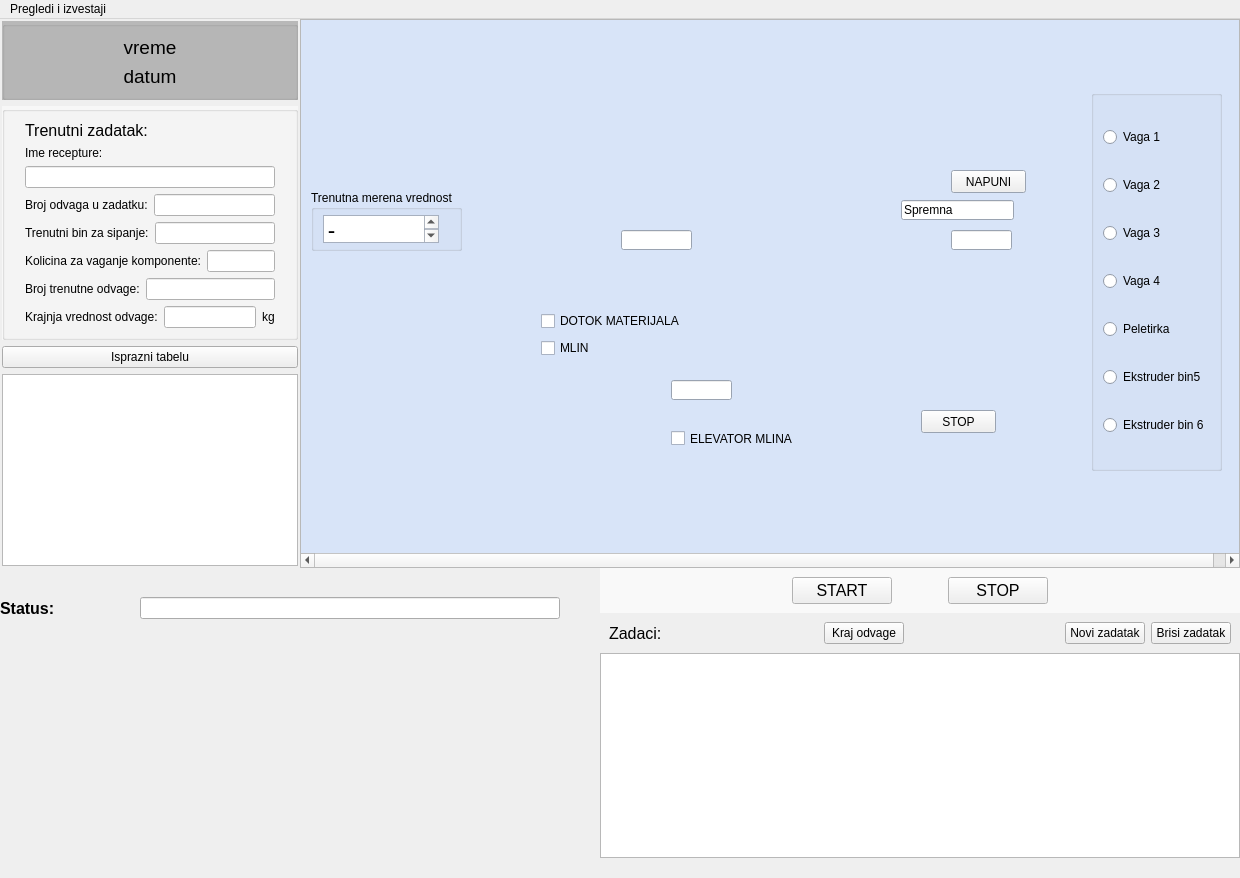
Above: ui/automainwindow.ui from nikolakn/biovita before the change. Below: the same form after it.
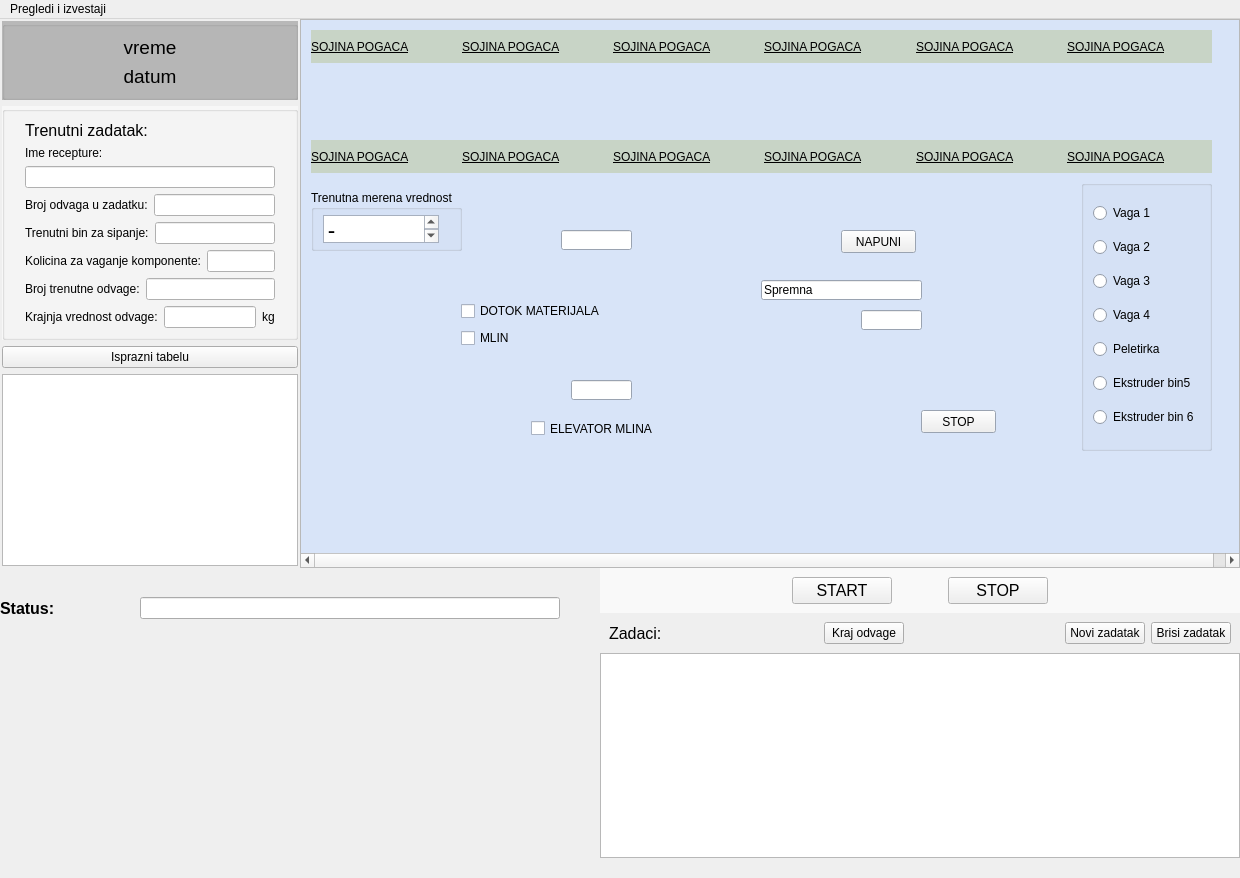
That is the form after the change. Custom widgets are drawn as their Qt base class.

Diff of the .ui file:
```diff
--- a/ui/automainwindow.ui
+++ b/ui/automainwindow.ui
@@ -590,7 +590,7 @@
          <widget class="QLineEdit" name="lineEdit_12">
           <property name="geometry">
            <rect>
-            <x>320</x>
+            <x>260</x>
             <y>210</y>
             <width>71</width>
             <height>20</height>
@@ -600,7 +600,7 @@
          <widget class="QLineEdit" name="lineEdit_13">
           <property name="geometry">
            <rect>
-            <x>370</x>
+            <x>270</x>
             <y>360</y>
             <width>61</width>
             <height>20</height>
@@ -610,8 +610,8 @@
          <widget class="QCheckBox" name="checkBox_6">
           <property name="geometry">
            <rect>
-            <x>370</x>
-            <y>410</y>
+            <x>230</x>
+            <y>400</y>
             <width>141</width>
             <height>17</height>
            </rect>
@@ -623,10 +623,10 @@
          <widget class="QGroupBox" name="groupBox_6">
           <property name="geometry">
            <rect>
-            <x>790</x>
-            <y>70</y>
+            <x>780</x>
+            <y>160</y>
             <width>131</width>
-            <height>381</height>
+            <height>271</height>
            </rect>
           </property>
           <property name="title">
@@ -687,8 +687,8 @@
          <widget class="QPushButton" name="pushButton_9">
           <property name="geometry">
            <rect>
-            <x>650</x>
-            <y>150</y>
+            <x>540</x>
+            <y>210</y>
             <width>75</width>
             <height>23</height>
            </rect>
@@ -700,9 +700,9 @@
          <widget class="QLineEdit" name="lineEdit_15">
           <property name="geometry">
            <rect>
-            <x>600</x>
-            <y>180</y>
-            <width>113</width>
+            <x>460</x>
+            <y>260</y>
+            <width>161</width>
             <height>20</height>
            </rect>
           </property>
@@ -713,8 +713,8 @@
          <widget class="QLineEdit" name="lineEdit_14">
           <property name="geometry">
            <rect>
-            <x>650</x>
-            <y>210</y>
+            <x>560</x>
+            <y>290</y>
             <width>61</width>
             <height>20</height>
            </rect>
@@ -736,8 +736,8 @@
          <widget class="QWidget" name="verticalLayoutWidget">
           <property name="geometry">
            <rect>
-            <x>240</x>
-            <y>290</y>
+            <x>160</x>
+            <y>280</y>
             <width>160</width>
             <height>51</height>
            </rect>
@@ -759,6 +759,319 @@
            </item>
           </layout>
          </widget>
+         <widget class="QWidget" name="widget" native="true">
+          <property name="geometry">
+           <rect>
+            <x>10</x>
+            <y>10</y>
+            <width>901</width>
+            <height>33</height>
+           </rect>
+          </property>
+          <property name="palette">
+           <palette>
+            <active>
+             <colorrole role="Base">
+              <brush brushstyle="SolidPattern">
+               <color alpha="255">
+                <red>255</red>
+                <green>255</green>
+                <blue>255</blue>
+               </color>
+              </brush>
+             </colorrole>
+             <colorrole role="Window">
+              <brush brushstyle="SolidPattern">
+               <color alpha="255">
+                <red>200</red>
+                <green>212</green>
+                <blue>198</blue>
+               </color>
+              </brush>
+             </colorrole>
+            </active>
+            <inactive>
+             <colorrole role="Base">
+              <brush brushstyle="SolidPattern">
+               <color alpha="255">
+                <red>255</red>
+                <green>255</green>
+                <blue>255</blue>
+               </color>
+              </brush>
+             </colorrole>
+             <colorrole role="Window">
+              <brush brushstyle="SolidPattern">
+               <color alpha="255">
+                <red>200</red>
+                <green>212</green>
+                <blue>198</blue>
+               </color>
+              </brush>
+             </colorrole>
+            </inactive>
+            <disabled>
+             <colorrole role="Base">
+              <brush brushstyle="SolidPattern">
+               <color alpha="255">
+                <red>200</red>
+                <green>212</green>
+                <blue>198</blue>
+               </color>
+              </brush>
+             </colorrole>
+             <colorrole role="Window">
+              <brush brushstyle="SolidPattern">
+               <color alpha="255">
+                <red>200</red>
+                <green>212</green>
+                <blue>198</blue>
+               </color>
+              </brush>
+             </colorrole>
+            </disabled>
+           </palette>
+          </property>
+          <property name="autoFillBackground">
+           <bool>true</bool>
+          </property>
+          <layout class="QHBoxLayout" name="horizontalLayout_5">
+           <item>
+            <layout class="QHBoxLayout" name="horizontalLayout_2">
+             <item>
+              <widget class="QLabel" name="label_13">
+               <property name="font">
+                <font>
+                 <underline>true</underline>
+                </font>
+               </property>
+               <property name="text">
+                <string>SOJINA POGACA</string>
+               </property>
+              </widget>
+             </item>
+             <item>
+              <widget class="QLabel" name="label_12">
+               <property name="font">
+                <font>
+                 <underline>true</underline>
+                </font>
+               </property>
+               <property name="text">
+                <string>SOJINA POGACA</string>
+               </property>
+              </widget>
+             </item>
+             <item>
+              <widget class="QLabel" name="label_11">
+               <property name="font">
+                <font>
+                 <underline>true</underline>
+                </font>
+               </property>
+               <property name="text">
+                <string>SOJINA POGACA</string>
+               </property>
+              </widget>
+             </item>
+             <item>
+              <widget class="QLabel" name="label_14">
+               <property name="font">
+                <font>
+                 <underline>true</underline>
+                </font>
+               </property>
+               <property name="text">
+                <string>SOJINA POGACA</string>
+               </property>
+              </widget>
+             </item>
+             <item>
+              <widget class="QLabel" name="label_16">
+               <property name="font">
+                <font>
+                 <underline>true</underline>
+                </font>
+               </property>
+               <property name="text">
+                <string>SOJINA POGACA</string>
+               </property>
+              </widget>
+             </item>
+             <item>
+              <widget class="QLabel" name="label_15">
+               <property name="font">
+                <font>
+                 <underline>true</underline>
+                </font>
+               </property>
+               <property name="text">
+                <string>SOJINA POGACA</string>
+               </property>
+              </widget>
+             </item>
+            </layout>
+           </item>
+          </layout>
+          <zorder>label_13</zorder>
+          <zorder>label_11</zorder>
+          <zorder>horizontalLayoutWidget</zorder>
+         </widget>
+         <widget class="QWidget" name="widget_5" native="true">
+          <property name="geometry">
+           <rect>
+            <x>10</x>
+            <y>120</y>
+            <width>901</width>
+            <height>33</height>
+           </rect>
+          </property>
+          <property name="palette">
+           <palette>
+            <active>
+             <colorrole role="Base">
+              <brush brushstyle="SolidPattern">
+               <color alpha="255">
+                <red>255</red>
+                <green>255</green>
+                <blue>255</blue>
+               </color>
+              </brush>
+             </colorrole>
+             <colorrole role="Window">
+              <brush brushstyle="SolidPattern">
+               <color alpha="255">
+                <red>200</red>
+                <green>212</green>
+                <blue>198</blue>
+               </color>
+              </brush>
+             </colorrole>
+            </active>
+            <inactive>
+             <colorrole role="Base">
+              <brush brushstyle="SolidPattern">
+               <color alpha="255">
+                <red>255</red>
+                <green>255</green>
+                <blue>255</blue>
+               </color>
+              </brush>
+             </colorrole>
+             <colorrole role="Window">
+              <brush brushstyle="SolidPattern">
+               <color alpha="255">
+                <red>200</red>
+                <green>212</green>
+                <blue>198</blue>
+               </color>
+              </brush>
+             </colorrole>
+            </inactive>
+            <disabled>
+             <colorrole role="Base">
+              <brush brushstyle="SolidPattern">
+               <color alpha="255">
+                <red>200</red>
+                <green>212</green>
+                <blue>198</blue>
+               </color>
+              </brush>
+             </colorrole>
+             <colorrole role="Window">
+              <brush brushstyle="SolidPattern">
+               <color alpha="255">
+                <red>200</red>
+                <green>212</green>
+                <blue>198</blue>
+               </color>
+              </brush>
+             </colorrole>
+            </disabled>
+           </palette>
+          </property>
+          <property name="autoFillBackground">
+           <bool>true</bool>
+          </property>
+          <layout class="QHBoxLayout" name="horizontalLayout_13">
+           <item>
+            <layout class="QHBoxLayout" name="horizontalLayout_14">
+             <item>
+              <widget class="QLabel" name="label_17">
+               <property name="font">
+                <font>
+                 <underline>true</underline>
+                </font>
+               </property>
+               <property name="text">
+                <string>SOJINA POGACA</string>
+               </property>
+              </widget>
+             </item>
+             <item>
+              <widget class="QLabel" name="label_18">
+               <property name="font">
+                <font>
+                 <underline>true</underline>
+                </font>
+               </property>
+               <property name="text">
+                <string>SOJINA POGACA</string>
+               </property>
+              </widget>
+             </item>
+             <item>
+              <widget class="QLabel" name="label_19">
+               <property name="font">
+                <font>
+                 <underline>true</underline>
+                </font>
+               </property>
+               <property name="text">
+                <string>SOJINA POGACA</string>
+               </property>
+              </widget>
+             </item>
+             <item>
+              <widget class="QLabel" name="label_20">
+               <property name="font">
+                <font>
+                 <underline>true</underline>
+                </font>
+               </property>
+               <property name="text">
+                <string>SOJINA POGACA</string>
+               </property>
+              </widget>
+             </item>
+             <item>
+              <widget class="QLabel" name="label_21">
+               <property name="font">
+                <font>
+                 <underline>true</underline>
+                </font>
+               </property>
+               <property name="text">
+                <string>SOJINA POGACA</string>
+               </property>
+              </widget>
+             </item>
+             <item>
+              <widget class="QLabel" name="label_22">
+               <property name="font">
+                <font>
+                 <underline>true</underline>
+                </font>
+               </property>
+               <property name="text">
+                <string>SOJINA POGACA</string>
+               </property>
+              </widget>
+             </item>
+            </layout>
+           </item>
+          </layout>
+         </widget>
         </widget>
        </widget>
       </item>
```
